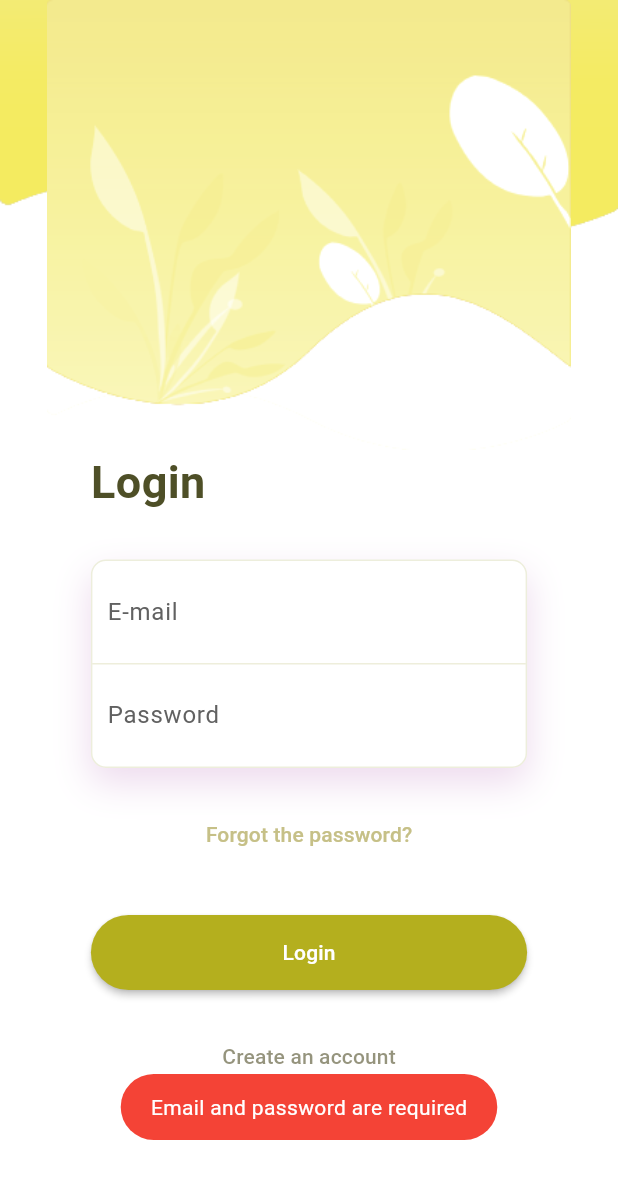
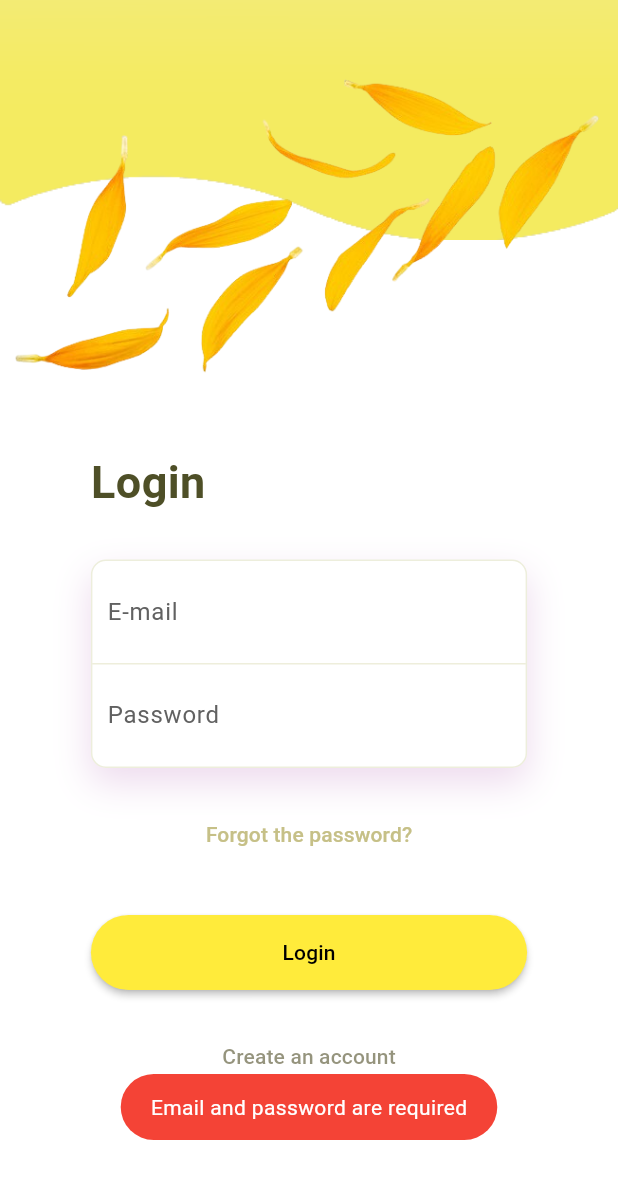
Before and after one commit to alluke96/ReqRes-Test, a Flutter app: the screen it shows after launch, after a tap on "Login", on a phone screen of 412 x 824 dp. Shown: the top 1179 px of the screen. Run offline on Flutter 3.47's test engine with Material 3 defaults, Android fonts, the phone set to English and light mode, and no system bars; our stand-ins replace animate_do, equatable, flutter_bloc, fluttertoast, logger, shared_preferences.

Commit message:
Improves UI and some UX

```diff
--- a/lib/view/widgets/login_form.dart
+++ b/lib/view/widgets/login_form.dart
@@ -23,6 +23,11 @@ class _LoginFormState extends State<LoginForm> {
 
   @override
   Widget build(BuildContext context) {
+
+    void submit() {
+      context.read<LoginBloc>().add(LoginButtonPressed(email: _emailController.text.trim().toLowerCase(), password: _passwordController.text.trim()));
+    }
+
     return Padding(
       padding: const EdgeInsets.symmetric(horizontal: 40),
       child: Column(
@@ -69,6 +74,7 @@ class _LoginFormState extends State<LoginForm> {
                   child: TextField(
                     controller: _passwordController,
                     obscureText: true,
+                    onSubmitted: (value) => submit(),
                     decoration: InputDecoration(
                       border: InputBorder.none,
                       hintText: "Password",
@@ -84,28 +90,19 @@ class _LoginFormState extends State<LoginForm> {
 
           Center(
             child: TextButton(onPressed: () {},
-              child: const Text("Forgot the password?", style: TextStyle(color: Color.fromRGBO(198, 192, 135, 1)),
+              child: const Text("Forgot the password?", style: TextStyle(color: Color.fromRGBO(198, 192, 135, 1)))
             )
-          )
-                      ),
+          ),
 
           const SizedBox(height: 30),
 
           MaterialButton(
-            onPressed: () => {
-              // Dispara o evento de login no BLoC
-              context.read<LoginBloc>().add(
-                LoginButtonPressed(
-                  email: _emailController.text,
-                  password: _passwordController.text,
-                ),
-              )
-            },
-            color: const Color.fromARGB(255, 180, 175, 30),
+            onPressed: () => submit(),
+            color: Colors.yellow,
             shape: RoundedRectangleBorder(borderRadius: BorderRadius.circular(50)),
             height: 50,
             child: const Center(
-              child: Text("Login", style: TextStyle(color: Colors.white)),
+              child: Text("Login", style: TextStyle(color: Colors.black)),
             ),
           ),
 
```
Also changed, not shown: assets/images/background-2.png.
